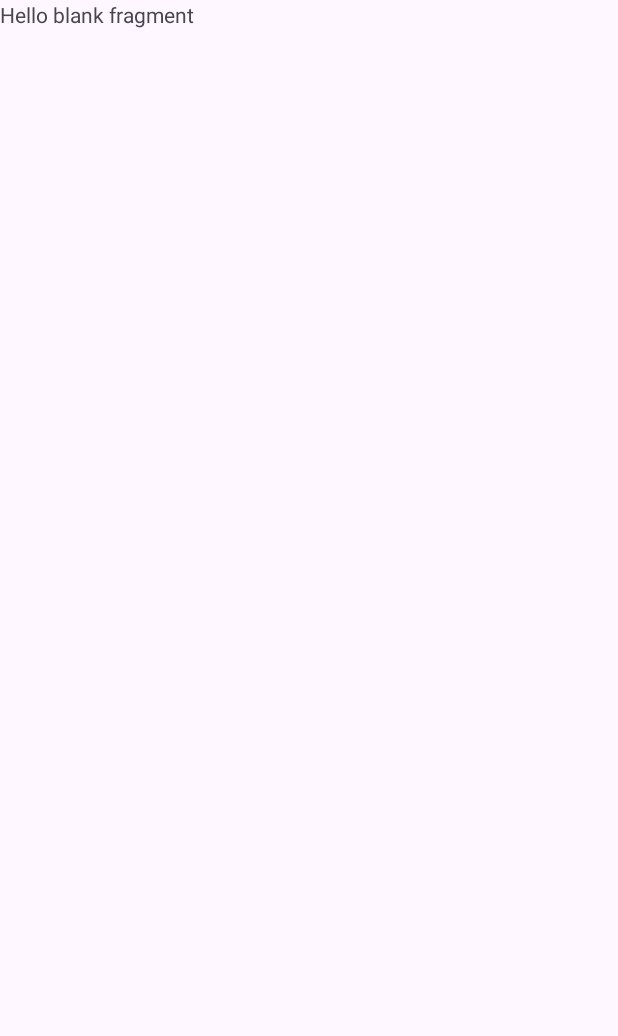
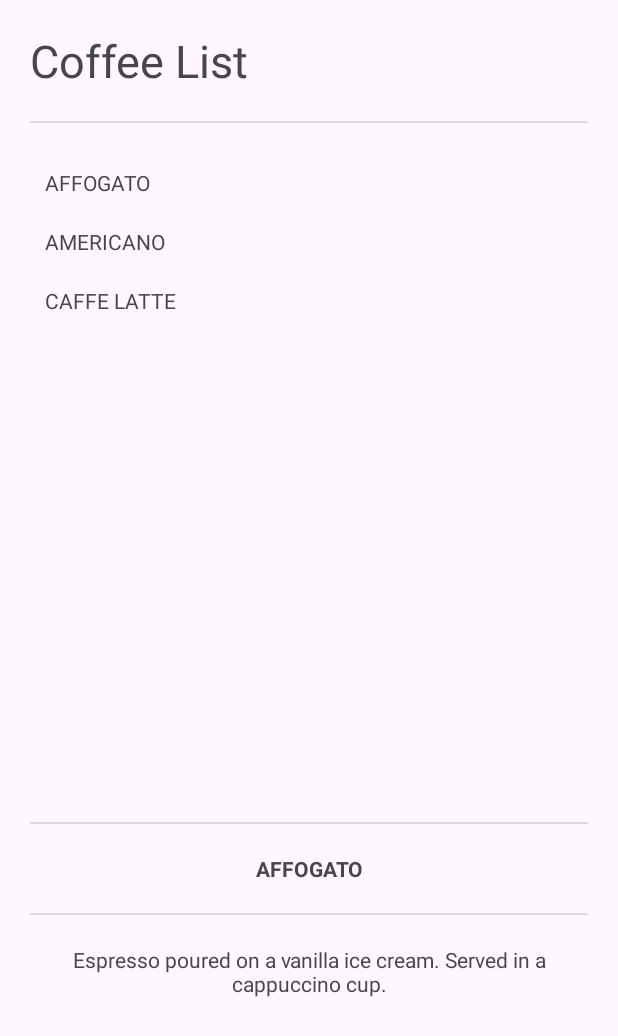
Before and after one commit to cottoncloudy/LAB_WEEK_03, an Android app: the screen it shows after launch (MainActivity), on a phone screen of 412 x 824 dp. Before the commit the part shown is almost empty. Shown: the top 1036 px of the screen. Run offline under Robolectric (Android 15) with nearby library versions, the phone set to English and light mode, and no system bars.

Commit message:
Commit No. 2 – add coffee list & detail fragment

```diff
--- /dev/null
+++ b/app/src/main/java/com/example/lab_week_03/DetailFragment.kt
@@ -0,0 +1,67 @@
+package com.example.lab_week_03
+
+import android.os.Bundle
+import androidx.fragment.app.Fragment
+import android.view.LayoutInflater
+import android.view.View
+import android.view.ViewGroup
+import android.widget.TextView
+
+// Optional args (kalau nggak dipakai bisa dihapus)
+private const val ARG_PARAM1 = "param1"
+private const val ARG_PARAM2 = "param2"
+
+class DetailFragment : Fragment() {
+    private var param1: String? = null
+    private var param2: String? = null
+
+    private val coffeeTitle: TextView?
+        get() = view?.findViewById(R.id.coffee_title)
+    private val coffeeDesc: TextView?
+        get() = view?.findViewById(R.id.coffee_desc)
+
+    override fun onCreate(savedInstanceState: Bundle?) {
+        super.onCreate(savedInstanceState)
+        arguments?.let {
+            param1 = it.getString(ARG_PARAM1)
+            param2 = it.getString(ARG_PARAM2)
+        }
+    }
+
+    override fun onCreateView(
+        inflater: LayoutInflater,
+        container: ViewGroup?,
+        savedInstanceState: Bundle?
+    ): View? {
+        // inflate layout fragment_detail.xml
+        return inflater.inflate(R.layout.fragment_detail, container, false)
+    }
+
+    fun setCoffeeData(id: Int) {
+        when (id) {
+            R.id.affogato -> {
+                coffeeTitle?.text = getString(R.string.affogato_title)
+                coffeeDesc?.text = getString(R.string.affogato_desc)
+            }
+            R.id.americano -> {
+                coffeeTitle?.text = getString(R.string.americano_title)
+                coffeeDesc?.text = getString(R.string.americano_desc)
+            }
+            R.id.latte -> {
+                coffeeTitle?.text = getString(R.string.latte_title)
+                coffeeDesc?.text = getString(R.string.latte_desc)
+            }
+        }
+    }
+
+    companion object {
+        @JvmStatic
+        fun newInstance(param1: String, param2: String) =
+            DetailFragment().apply {
+                arguments = Bundle().apply {
+                    putString(ARG_PARAM1, param1)
+                    putString(ARG_PARAM2, param2)
+                }
+            }
+    }
+}
--- /dev/null
+++ b/app/src/main/java/com/example/lab_week_03/ListFragment.kt
@@ -0,0 +1,83 @@
+package com.example.lab_week_03
+
+import android.content.Context
+import android.os.Bundle
+import androidx.fragment.app.Fragment
+import android.view.LayoutInflater
+import android.view.View
+import android.view.ViewGroup
+import com.example.lab_week_03.R
+
+// TODO: Rename parameter arguments, choose names that match
+// the fragment initialization parameters, e.g. ARG_ITEM_NUMBER
+private const val ARG_PARAM1 = "param1"
+private const val ARG_PARAM2 = "param2"
+
+/**
+ * A simple [Fragment] subclass.
+ * Use the [ListFragment.newInstance] factory method to
+ * create an instance of this fragment.
+ */
+class ListFragment : Fragment(), View.OnClickListener {
+
+    private var param1: String? = null
+    private var param2: String? = null
+
+    private lateinit var coffeeListener: CoffeeListener
+
+    override fun onAttach(context: Context) {
+        super.onAttach(context)
+        if (context is CoffeeListener) {
+            coffeeListener = context
+        } else {
+            throw RuntimeException("Must implement CoffeeListener")
+        }
+    }
+
+    override fun onCreate(savedInstanceState: Bundle?) {
+        super.onCreate(savedInstanceState)
+        arguments?.let {
+            param1 = it.getString(ARG_PARAM1)
+            param2 = it.getString(ARG_PARAM2)
+        }
+    }
+
+    override fun onCreateView(
+        inflater: LayoutInflater, container: ViewGroup?,
+        savedInstanceState: Bundle?
+    ): View? {
+        // Inflate the layout for this fragment
+        return inflater.inflate(R.layout.fragment_list, container, false)
+    }
+
+    override fun onViewCreated(view: View, savedInstanceState: Bundle?) {
+        super.onViewCreated(view, savedInstanceState)
+
+        val coffeeList = listOf<View>(
+            view.findViewById(R.id.affogato),
+            view.findViewById(R.id.americano),
+            view.findViewById(R.id.latte)
+        )
+
+        coffeeList.forEach {
+            it.setOnClickListener(this)
+        }
+    }
+
+    override fun onClick(v: View?) {
+        v?.let { coffee ->
+            coffeeListener.onSelected(coffee.id)
+        }
+    }
+
+    companion object {
+        @JvmStatic
+        fun newInstance(param1: String, param2: String) =
+            ListFragment().apply {
+                arguments = Bundle().apply {
+                    putString(ARG_PARAM1, param1)
+                    putString(ARG_PARAM2, param2)
+                }
+            }
+    }
+}
--- a/app/src/main/java/com/example/lab_week_03/MainActivity.kt
+++ b/app/src/main/java/com/example/lab_week_03/MainActivity.kt
@@ -7,24 +7,31 @@ import androidx.appcompat.app.AppCompatActivity
 import androidx.core.view.ViewCompat
 import androidx.core.view.WindowInsetsCompat
 
-class MainActivity : AppCompatActivity() {
+interface CoffeeListener {
+    fun onSelected(id: Int)
+}
+
+class MainActivity : AppCompatActivity(), CoffeeListener {
+
     override fun onCreate(savedInstanceState: Bundle?) {
         super.onCreate(savedInstanceState)
         enableEdgeToEdge()
         setContentView(R.layout.activity_main)
-        ViewCompat.setOnApplyWindowInsetsListener(findViewById(R.id.main)) { v,
-                                                                             insets ->
+
+        ViewCompat.setOnApplyWindowInsetsListener(findViewById(R.id.main)) { v, insets ->
             val systemBars = insets.getInsets(WindowInsetsCompat.Type.systemBars())
-            v.setPadding(
-                systemBars.left, systemBars.top, systemBars.right,
-                systemBars.bottom
-            )
+            v.setPadding(systemBars.left, systemBars.top, systemBars.right, systemBars.bottom)
             insets
         }
-
-        Log.d(TAG, "onCreate")
     }
 
+    override fun onSelected(id: Int) {
+        val detailFragment = supportFragmentManager
+            .findFragmentById(R.id.fragment_detail) as DetailFragment
+        detailFragment.setCoffeeData(id)
+    }
+
+    // Lifecycle logging
     override fun onStart() {
         super.onStart()
         Log.d(TAG, "onStart")
@@ -32,7 +39,7 @@ class MainActivity : AppCompatActivity() {
 
     override fun onResume() {
         super.onResume()
-         Log.d(TAG, "onResume")
+        Log.d(TAG, "onResume")
     }
 
     override fun onPause() {
--- a/app/src/main/java/com/example/lab_week_03/MainFragment.kt
+++ b/app/src/main/java/com/example/lab_week_03/MainFragment.kt
@@ -41,7 +41,7 @@ class MainFragment : Fragment() {
     ): View? {
         // Inflate the layout for this fragment
         Log.d(TAG,"onCreateView")
-        return inflater.inflate(R.layout.fragment_main, container, false)
+        return inflater.inflate(R.layout.activity_main, container, false)
     }
 
     override fun onViewCreated(view: View, savedInstanceState: Bundle?) {
--- a/app/src/main/res/layout/activity_main.xml
+++ b/app/src/main/res/layout/activity_main.xml
@@ -1,15 +1,28 @@
 <?xml version="1.0" encoding="utf-8"?>
-<androidx.constraintlayout.widget.ConstraintLayout
-    android:id="@+id/main"
+<LinearLayout
     xmlns:android="http://schemas.android.com/apk/res/android"
     xmlns:app="http://schemas.android.com/apk/res-auto"
     xmlns:tools="http://schemas.android.com/tools"
+    android:id="@+id/main"
     android:layout_width="match_parent"
     android:layout_height="match_parent"
+    android:orientation="vertical"
     tools:context=".MainActivity">
     <androidx.fragment.app.FragmentContainerView
-        android:id="@+id/main_fragment"
-        android:name="com.example.lab_week_03.MainFragment"
+        android:id="@+id/fragment_list"
+        android:name="com.example.lab_week_03.ListFragment"
         android:layout_width="match_parent"
-        android:layout_height="match_parent"/>
-</androidx.constraintlayout.widget.ConstraintLayout>
+        android:layout_height="0dp"
+        android:layout_weight="2" />
+    <View
+        android:layout_width="match_parent"
+        android:layout_height="1dp"
+        android:layout_marginHorizontal="20dp"
+        android:background="?android:attr/dividerVertical" />
+    <androidx.fragment.app.FragmentContainerView
+        android:id="@+id/fragment_detail"
+        android:name="com.example.lab_week_03.DetailFragment"
+        android:layout_width="match_parent"
+        android:layout_height="0dp"
+        android:layout_weight="1" />
+</LinearLayout>
--- /dev/null
+++ b/app/src/main/res/layout/fragment_detail.xml
@@ -0,0 +1,28 @@
+<?xml version="1.0" encoding="utf-8"?>
+<LinearLayout
+    xmlns:android="http://schemas.android.com/apk/res/android"
+    xmlns:tools="http://schemas.android.com/tools"
+    android:layout_width="match_parent"
+    android:layout_height="match_parent"
+    android:orientation="vertical"
+    android:padding="20dp"
+    tools:context=".DetailFragment">
+    <TextView
+        android:id="@+id/coffee_title"
+        android:layout_width="match_parent"
+        android:layout_height="wrap_content"
+        android:gravity="center"
+        android:textStyle="bold"
+        android:text="@string/affogato_title"/>
+    <View
+        android:layout_width="match_parent"
+        android:layout_height="1dp"
+        android:layout_marginVertical="20dp"
+        android:background="?android:attr/dividerVertical" />
+    <TextView
+        android:id="@+id/coffee_desc"
+        android:layout_width="match_parent"
+        android:layout_height="wrap_content"
+        android:gravity="center"
+        android:text="@string/affogato_desc" />
+</LinearLayout>
--- /dev/null
+++ b/app/src/main/res/layout/fragment_list.xml
@@ -0,0 +1,41 @@
+<?xml version="1.0" encoding="utf-8"?>
+<ScrollView xmlns:android="http://schemas.android.com/apk/res/android"
+    xmlns:tools="http://schemas.android.com/tools"
+    android:layout_width="match_parent"
+    android:layout_height="match_parent"
+    android:padding="20dp"
+    tools:context=".ListFragment">
+    <LinearLayout
+        android:layout_width="match_parent"
+        android:layout_height="wrap_content"
+        android:orientation="vertical">
+        <TextView
+            android:layout_width="match_parent"
+            android:layout_height="wrap_content"
+            android:textSize="30sp"
+            android:text="@string/coffee_list"/>
+        <View
+            android:layout_width="match_parent"
+            android:layout_height="1dp"
+            android:layout_marginVertical="20dp"
+            android:background="?android:attr/dividerVertical" />
+        <TextView
+            android:id="@+id/affogato"
+            android:layout_width="match_parent"
+            android:layout_height="wrap_content"
+            android:padding="10dp"
+            android:text="@string/affogato_title"/>
+        <TextView
+            android:id="@+id/americano"
+            android:layout_width="match_parent"
+            android:layout_height="wrap_content"
+            android:padding="10dp"
+            android:text="@string/americano_title"/>
+        <TextView
+            android:id="@+id/latte"
+            android:layout_width="match_parent"
+            android:layout_height="wrap_content"
+            android:padding="10dp"
+            android:text="@string/latte_title"/>
+    </LinearLayout>
+</ScrollView>
--- a/app/src/main/res/layout/fragment_main.xml
+++ /dev/null
@@ -1,14 +0,0 @@
-<?xml version="1.0" encoding="utf-8"?>
-<FrameLayout xmlns:android="http://schemas.android.com/apk/res/android"
-    xmlns:tools="http://schemas.android.com/tools"
-    android:layout_width="match_parent"
-    android:layout_height="match_parent"
-    tools:context=".MainFragment">
-
-    <!-- TODO: Update blank fragment layout -->
-    <TextView
-        android:layout_width="match_parent"
-        android:layout_height="match_parent"
-        android:text="@string/hello_blank_fragment" />
-
-</FrameLayout>
--- a/app/src/main/res/values/strings.xml
+++ b/app/src/main/res/values/strings.xml
@@ -1,5 +1,18 @@
 <resources>
     <string name="app_name">LAB_WEEK_03</string>
-    <!-- TODO: Remove or change this placeholder text -->
-    <string name="hello_blank_fragment">Hello blank fragment</string>
+    <string name="affogato_title">AFFOGATO</string>
+    <string name="affogato_desc">Espresso poured on a vanilla ice cream. Served in a cappuccino cup.</string>
+
+    <string name="americano_title">AMERICANO</string>
+    <string name="americano_desc">Espresso with added hot water (100-150 ml). Often
+served in a cappuccino cup. (The espresso is added into the hot water rather than
+all the water being flowed through the coffee that would lead to over
+extraction.)</string>
+
+    <string name="latte_title">CAFFE LATTE</string>
+    <string name="latte_desc">A tall, mild \'milk coffee\' (about 150-300 ml). An
+espresso with steamed milk and only a little milk foam poured over it. Serve in a
+latte glass or a coffee cup. Flavored syrup can be added.</string>
+
+    <string name="coffee_list">Coffee List</string>
 </resources>
```
